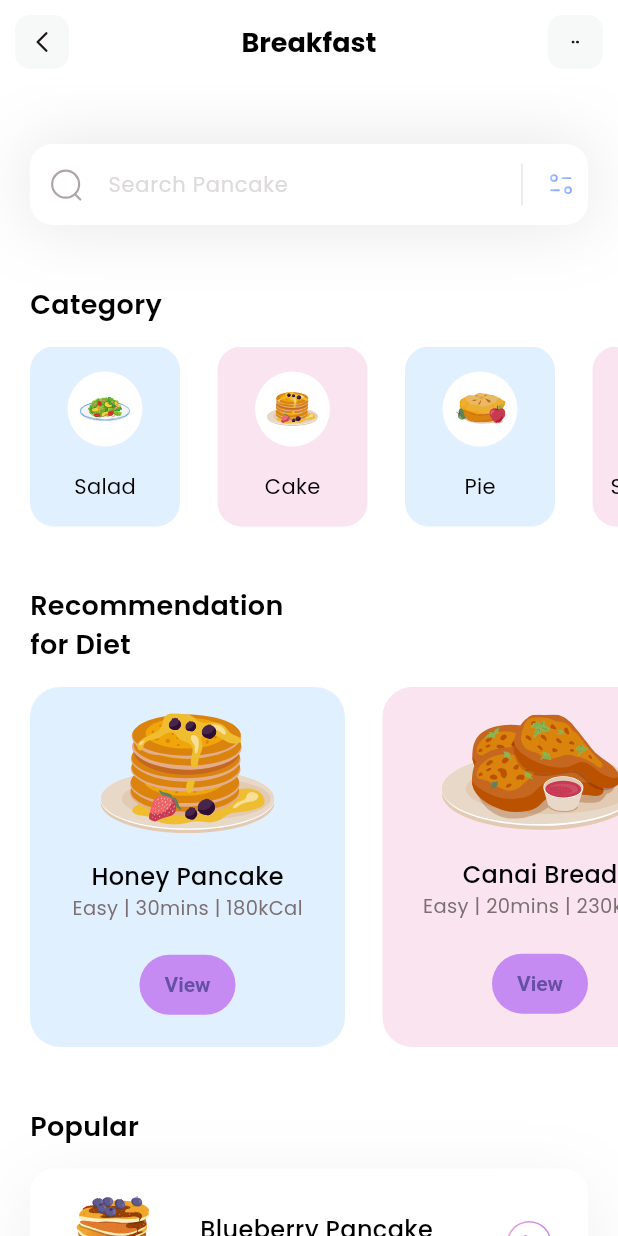
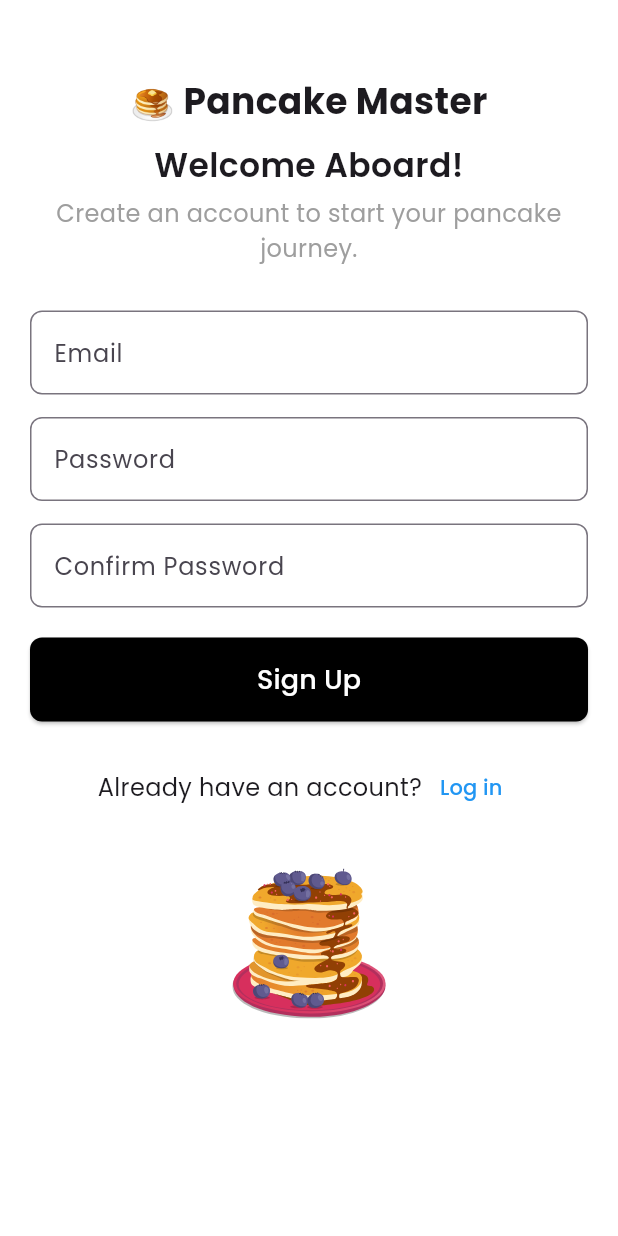
Before and after one commit to islam-abdel-halem/FlutterFinal, a Flutter app: the screen it shows after launch, on a phone screen of 412 x 824 dp. Run offline on Flutter 3.47's test engine with Material 3 defaults, Android fonts, the phone set to English and light mode, and no system bars; our stand-ins replace flutter_svg, get.

Commit message:
Add login Screen and signup Screen

```diff
--- a/lib/main.dart
+++ b/lib/main.dart
@@ -1,3 +1,5 @@
+import 'package:finalproject/pages/login.dart';
+import 'package:finalproject/pages/signup.dart';
 import 'package:flutter/material.dart';
 
 import 'pages/home.dart';
@@ -16,7 +18,7 @@ class MyApp extends StatelessWidget {
     return MaterialApp(
       debugShowCheckedModeBanner: false,
       theme: ThemeData(fontFamily: 'Poppins'),
-      home: HomePage()
+      home: SignUpScreen()
     );
   }
 }
--- a/lib/pages/home.dart
+++ b/lib/pages/home.dart
@@ -1,7 +1,7 @@
 import 'package:finalproject/models/category_model.dart';
 import 'package:finalproject/models/diet_model.dart';
 import 'package:finalproject/models/popular_model.dart';
-import 'package:finalproject/pages/recipe_page.dart';
+import 'package:finalproject/pages/recipe.dart';
 import 'package:flutter/material.dart';
 import 'package:flutter_svg/flutter_svg.dart';
 
--- /dev/null
+++ b/lib/pages/signup.dart
@@ -0,0 +1,138 @@
+import 'package:flutter/material.dart';
+import 'package:flutter_svg/svg.dart';
+
+import 'login.dart';
+
+class SignUpScreen extends StatelessWidget {
+  @override
+  Widget build(BuildContext context) {
+    return Scaffold(
+        backgroundColor: Colors.white,
+        resizeToAvoidBottomInset: true,
+        body: SingleChildScrollView(
+          child: Padding(
+            padding: const EdgeInsets.only(top: 50.0, left: 20.0, right: 20.0),
+            // Padding added at the top
+            child: Center(
+              child: Column(
+                mainAxisAlignment: MainAxisAlignment.center,
+                crossAxisAlignment: CrossAxisAlignment.stretch,
+                children: [
+                  const Text(
+                    '🥞 Pancake Master',
+                    textAlign: TextAlign.center,
+                    style: TextStyle(
+                      fontSize: 24.0,
+                      fontWeight: FontWeight.bold,
+                    ),
+                  ),
+                  const SizedBox(height: 10.0),
+                  const Text(
+                    'Welcome Aboard!',
+                    textAlign: TextAlign.center,
+                    style: TextStyle(
+                      fontSize: 22.0,
+                      fontWeight: FontWeight.w600,
+                    ),
+                  ),
+                  const SizedBox(height: 5.0),
+                  const Text(
+                    'Create an account to start your pancake journey.',
+                    textAlign: TextAlign.center,
+                    style: TextStyle(
+                      fontSize: 16.0,
+                      color: Colors.grey,
+                    ),
+                  ),
+                  const SizedBox(height: 30.0),
+                  TextField(
+                    decoration: InputDecoration(
+                      labelText: 'Email',
+                      hintText: 'Enter your email',
+                      border: OutlineInputBorder(
+                        borderRadius: BorderRadius.circular(8.0),
+                      ),
+                    ),
+                  ),
+                  const SizedBox(height: 15.0),
+                  TextField(
+                    obscureText: true,
+                    decoration: InputDecoration(
+                      labelText: 'Password',
+                      hintText: 'Enter your password',
+                      border: OutlineInputBorder(
+                        borderRadius: BorderRadius.circular(8.0),
+                      ),
+                    ),
+                  ),
+                  const SizedBox(height: 15.0),
+                  TextField(
+                    obscureText: true,
+                    decoration: InputDecoration(
+                      labelText: 'Confirm Password',
+                      hintText: 'Re-enter your password',
+                      border: OutlineInputBorder(
+                        borderRadius: BorderRadius.circular(8.0),
+                      ),
+                    ),
+                  ),
+                  const SizedBox(height: 20.0),
+                  ElevatedButton(
+                    onPressed: () {
+                      // Signup button logic
+                    },
+                    style: ElevatedButton.styleFrom(
+                      backgroundColor: Colors.black,
+                      padding: const EdgeInsets.symmetric(vertical: 15.0),
+                      shape: RoundedRectangleBorder(
+                        borderRadius: BorderRadius.circular(8.0),
+                      ),
+                    ),
+                    child: const Text(
+                      'Sign Up',
+                      style: TextStyle(fontSize: 18.0, color: Colors.white),
+                    ),
+                  ),
+                  const SizedBox(height: 20.0),
+                  Row(
+                    mainAxisAlignment: MainAxisAlignment.center,
+                    children: [
+                      const Text(
+                        'Already have an account?',
+                        style: TextStyle(fontSize: 16.0),
+                      ),
+                      TextButton(
+                        onPressed: () {
+                          Navigator.push(
+                            context,
+                            MaterialPageRoute(
+                                builder: (context) => LoginScreen()),
+                          );
+                        },
+                        child: const Text(
+                          'Log in',
+                          style: TextStyle(color: Colors.blue),
+                        ),
+                      ),
+                    ],
+                  ),
+                  const SizedBox(height: 30.0),
+                  SvgPicture.asset(
+                    'assets/icons/blueberry-pancake.svg',
+                    fit: BoxFit.contain, // Use contain to prevent distortion
+                    height: 100.0,
+                  ),
+                ],
+              ),
+            ),
+          ),
+        ));
+  }
+}
+
+void main() {
+  runApp(MaterialApp(
+    debugShowCheckedModeBanner: false,
+    home: SignUpScreen(),
+  ));
+}
```
Also changed, not shown: lib/pages/login.dart (added, +145 -0 lines).
